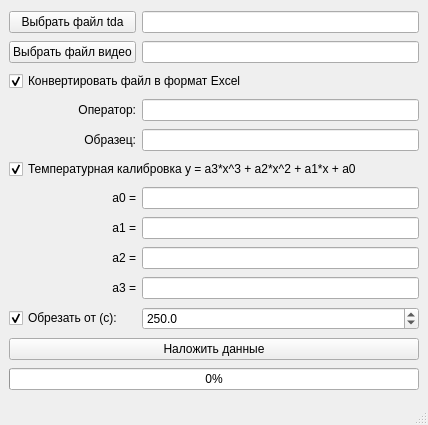
Before: the Qt Designer form ui/src/MainWindow.ui in ioyurev/vta-video-overlay, drawn with Qt 5.
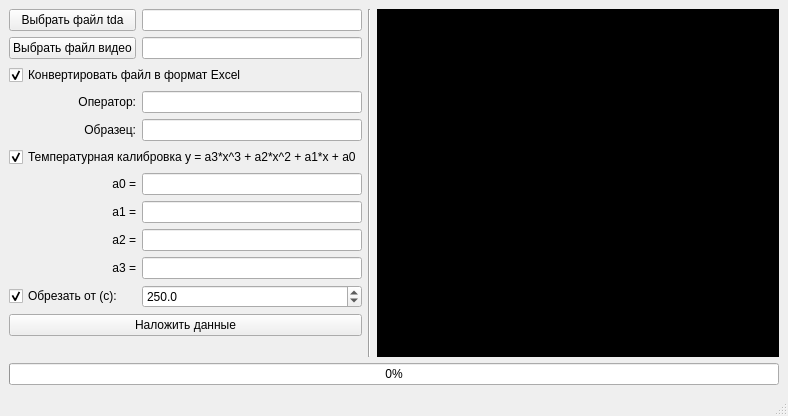
After: the same form once the commit is applied. Icons and pictures are not drawn.

Commit message:
feat: отображение предпросмотра видео в интерфейсе PySide6 вместо OpenCV
отображение видео теперь происходит в потоке интерфейса, а не обработки видео, что дает возможность взимодействовать с окном с видео без влияния на поток обработки видео

What changed in the file:
```diff
--- a/ui/src/MainWindow.ui
+++ b/ui/src/MainWindow.ui
@@ -6,8 +6,8 @@
    <rect>
     <x>0</x>
     <y>0</y>
-    <width>428</width>
-    <height>425</height>
+    <width>788</width>
+    <height>416</height>
    </rect>
   </property>
   <property name="sizePolicy">
@@ -24,14 +24,32 @@
     <normaloff>:/assets/icon.png</normaloff>:/assets/icon.png</iconset>
   </property>
   <widget class="QWidget" name="centralwidget">
-   <layout class="QGridLayout" name="gridLayout">
-    <item row="0" column="0">
-     <widget class="QPushButton" name="btn_tda">
-      <property name="text">
-       <string>Выбрать файл tda</string>
+   <layout class="QGridLayout" name="gridLayout" columnstretch="0,0,0,1">
+    <item row="10" column="1">
+     <widget class="QDoubleSpinBox" name="sb_trim">
+      <property name="enabled">
+       <bool>true</bool>
+      </property>
+      <property name="layoutDirection">
+       <enum>Qt::LeftToRight</enum>
+      </property>
+      <property name="decimals">
+       <number>1</number>
+      </property>
+      <property name="maximum">
+       <double>300.000000000000000</double>
+      </property>
+      <property name="singleStep">
+       <double>0.000000000000000</double>
+      </property>
+      <property name="value">
+       <double>250.000000000000000</double>
       </property>
      </widget>
     </item>
+    <item row="9" column="1">
+     <widget class="QLineEdit" name="edit_a3"/>
+    </item>
     <item row="7" column="0">
      <widget class="QLabel" name="label_4">
       <property name="text">
@@ -42,65 +60,6 @@
       </property>
      </widget>
     </item>
-    <item row="3" column="1">
-     <widget class="QLineEdit" name="edit_operator"/>
-    </item>
-    <item row="12" column="0" colspan="2">
-     <widget class="QProgressBar" name="progressbar">
-      <property name="value">
-       <number>0</number>
-      </property>
-      <property name="textVisible">
-       <bool>true</bool>
-      </property>
-     </widget>
-    </item>
-    <item row="4" column="0">
-     <widget class="QLabel" name="label_2">
-      <property name="text">
-       <string>Образец:</string>
-      </property>
-      <property name="alignment">
-       <set>Qt::AlignRight|Qt::AlignTrailing|Qt::AlignVCenter</set>
-      </property>
-     </widget>
-    </item>
-    <item row="9" column="1">
-     <widget class="QLineEdit" name="edit_a3"/>
-    </item>
-    <item row="1" column="1">
-     <widget class="QLineEdit" name="edit_video">
-      <property name="readOnly">
-       <bool>true</bool>
-      </property>
-     </widget>
-    </item>
-    <item row="4" column="1">
-     <widget class="QLineEdit" name="edit_sample"/>
-    </item>
-    <item row="8" column="1">
-     <widget class="QLineEdit" name="edit_a2"/>
-    </item>
-    <item row="3" column="0">
-     <widget class="QLabel" name="label">
-      <property name="text">
-       <string>Оператор:</string>
-      </property>
-      <property name="alignment">
-       <set>Qt::AlignRight|Qt::AlignTrailing|Qt::AlignVCenter</set>
-      </property>
-     </widget>
-    </item>
-    <item row="2" column="0" colspan="2">
-     <widget class="QCheckBox" name="cb_excel">
-      <property name="text">
-       <string>Конвертировать файл в формат Excel</string>
-      </property>
-      <property name="checked">
-       <bool>true</bool>
-      </property>
-     </widget>
-    </item>
     <item row="1" column="0">
      <widget class="QPushButton" name="btn_video">
       <property name="text">
@@ -108,26 +67,6 @@
       </property>
      </widget>
     </item>
-    <item row="8" column="0">
-     <widget class="QLabel" name="label_6">
-      <property name="text">
-       <string>a2 =</string>
-      </property>
-      <property name="alignment">
-       <set>Qt::AlignRight|Qt::AlignTrailing|Qt::AlignVCenter</set>
-      </property>
-     </widget>
-    </item>
-    <item row="11" column="0" colspan="2">
-     <widget class="QPushButton" name="btn_convert">
-      <property name="text">
-       <string>Наложить данные</string>
-      </property>
-     </widget>
-    </item>
-    <item row="6" column="1">
-     <widget class="QLineEdit" name="edit_a0"/>
-    </item>
     <item row="5" column="0" colspan="2">
      <widget class="QCheckBox" name="cb_temp">
       <property name="text">
@@ -138,9 +77,18 @@
       </property>
      </widget>
     </item>
+    <item row="4" column="1">
+     <widget class="QLineEdit" name="edit_sample"/>
+    </item>
     <item row="7" column="1">
      <widget class="QLineEdit" name="edit_a1"/>
     </item>
+    <item row="8" column="1">
+     <widget class="QLineEdit" name="edit_a2"/>
+    </item>
+    <item row="6" column="1">
+     <widget class="QLineEdit" name="edit_a0"/>
+    </item>
     <item row="6" column="0">
      <widget class="QLabel" name="label_3">
       <property name="text">
@@ -151,13 +99,53 @@
       </property>
      </widget>
     </item>
-    <item row="0" column="1">
-     <widget class="QLineEdit" name="edit_tda">
+    <item row="3" column="0">
+     <widget class="QLabel" name="label">
+      <property name="text">
+       <string>Оператор:</string>
+      </property>
+      <property name="alignment">
+       <set>Qt::AlignRight|Qt::AlignTrailing|Qt::AlignVCenter</set>
+      </property>
+     </widget>
+    </item>
+    <item row="11" column="0" colspan="2">
+     <widget class="QPushButton" name="btn_convert">
+      <property name="text">
+       <string>Наложить данные</string>
+      </property>
+     </widget>
+    </item>
+    <item row="8" column="0">
+     <widget class="QLabel" name="label_6">
+      <property name="text">
+       <string>a2 =</string>
+      </property>
+      <property name="alignment">
+       <set>Qt::AlignRight|Qt::AlignTrailing|Qt::AlignVCenter</set>
+      </property>
+     </widget>
+    </item>
+    <item row="3" column="1">
+     <widget class="QLineEdit" name="edit_operator"/>
+    </item>
+    <item row="1" column="1">
+     <widget class="QLineEdit" name="edit_video">
       <property name="readOnly">
        <bool>true</bool>
       </property>
      </widget>
     </item>
+    <item row="13" column="0" colspan="4">
+     <widget class="QProgressBar" name="progressbar">
+      <property name="value">
+       <number>0</number>
+      </property>
+      <property name="textVisible">
+       <bool>true</bool>
+      </property>
+     </widget>
+    </item>
     <item row="9" column="0">
      <widget class="QLabel" name="label_5">
       <property name="text">
@@ -168,6 +156,13 @@
       </property>
      </widget>
     </item>
+    <item row="0" column="0">
+     <widget class="QPushButton" name="btn_tda">
+      <property name="text">
+       <string>Выбрать файл tda</string>
+      </property>
+     </widget>
+    </item>
     <item row="10" column="0">
      <widget class="QCheckBox" name="cb_trim">
       <property name="text">
@@ -178,25 +173,66 @@
       </property>
      </widget>
     </item>
-    <item row="10" column="1">
-     <widget class="QDoubleSpinBox" name="sb_trim">
-      <property name="enabled">
+    <item row="2" column="0" colspan="2">
+     <widget class="QCheckBox" name="cb_excel">
+      <property name="text">
+       <string>Конвертировать файл в формат Excel</string>
+      </property>
+      <property name="checked">
        <bool>true</bool>
       </property>
-      <property name="layoutDirection">
-       <enum>Qt::LeftToRight</enum>
+     </widget>
+    </item>
+    <item row="0" column="1">
+     <widget class="QLineEdit" name="edit_tda">
+      <property name="readOnly">
+       <bool>true</bool>
       </property>
-      <property name="decimals">
-       <number>1</number>
+     </widget>
+    </item>
+    <item row="4" column="0">
+     <widget class="QLabel" name="label_2">
+      <property name="text">
+       <string>Образец:</string>
       </property>
-      <property name="maximum">
-       <double>300.000000000000000</double>
+      <property name="alignment">
+       <set>Qt::AlignRight|Qt::AlignTrailing|Qt::AlignVCenter</set>
       </property>
-      <property name="singleStep">
-       <double>0.000000000000000</double>
+     </widget>
+    </item>
+    <item row="12" column="0">
+     <spacer name="verticalSpacer">
+      <property name="orientation">
+       <enum>Qt::Vertical</enum>
       </property>
-      <property name="value">
-       <double>250.000000000000000</double>
+      <property name="sizeHint" stdset="0">
+       <size>
+        <width>20</width>
+        <height>40</height>
+       </size>
+      </property>
+     </spacer>
+    </item>
+    <item row="0" column="3" rowspan="13">
+     <widget class="QLabel" name="video_preview">
+      <property name="minimumSize">
+       <size>
+        <width>400</width>
+        <height>0</height>
+       </size>
+      </property>
+      <property name="styleSheet">
+       <string notr="true">background-color: rgb(0, 0, 0);</string>
+      </property>
+      <property name="text">
+       <string/>
+      </property>
+     </widget>
+    </item>
+    <item row="0" column="2" rowspan="13">
+     <widget class="Line" name="line">
+      <property name="orientation">
+       <enum>Qt::Vertical</enum>
       </property>
      </widget>
     </item>
```
Left out of the diff: 2 changed lines with no effect on the pictures. The commit also changes 6 other files.
